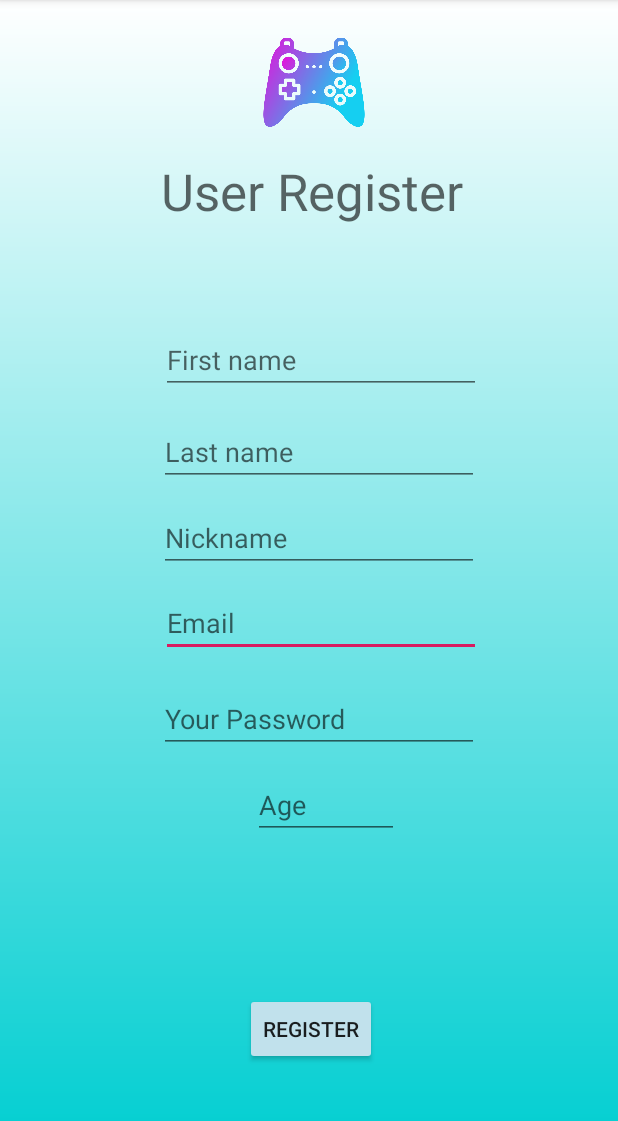
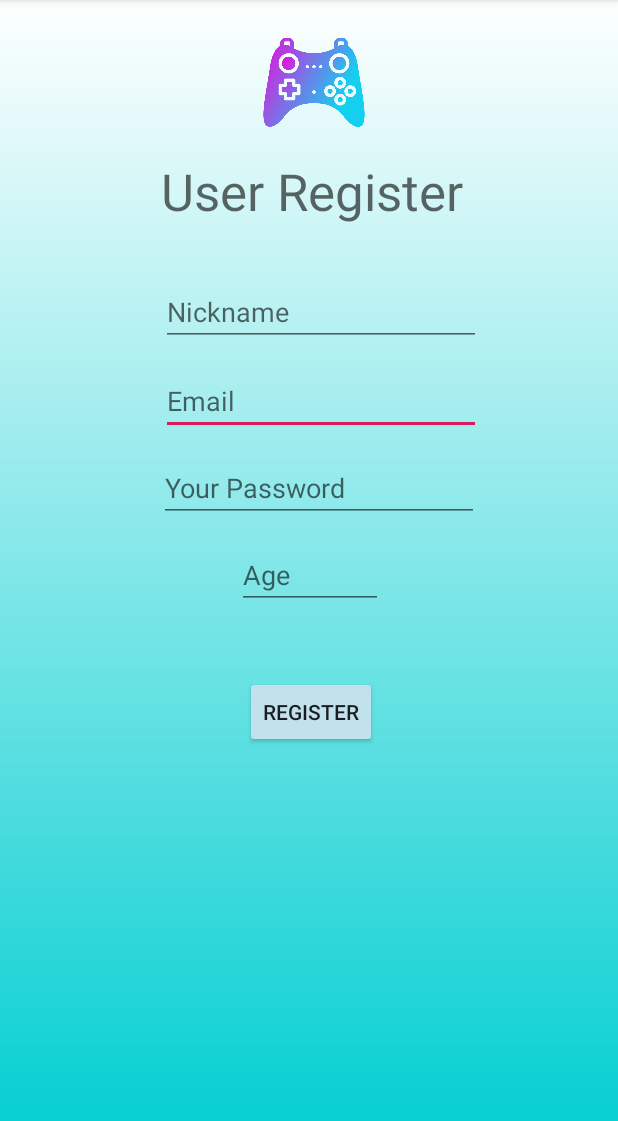
Before and after one commit to Lazboy87/app-gameme, an Android app: the registerUser screen opened directly, with no data from a screen before it, on a phone screen of 412 x 824 dp, the part 84-1205 px from its top. Run offline under Robolectric (Android 15) with nearby library versions, the phone set to English and light mode, and no system bars; our stand-ins replace Firebase (no records; nobody signed in at launch, a user with empty details on screens opened directly).

Commit message:
fixed fields in user register

```diff
--- a/app/src/main/java/no/lapp/gameme/activitys/registerUser.kt
+++ b/app/src/main/java/no/lapp/gameme/activitys/registerUser.kt
@@ -21,8 +21,6 @@ class registerUser : AppCompatActivity() {
 
 
 
-    lateinit var Fname:EditText
-    lateinit var Lname:EditText
     lateinit var Nname:EditText
     lateinit var email:EditText
     lateinit var age:EditText
@@ -33,8 +31,7 @@ class registerUser : AppCompatActivity() {
         super.onCreate(savedInstanceState)
         setContentView(R.layout.activity_register_user)
 
-        Fname = findViewById(R.id.firstname)
-        Lname = findViewById(R.id.lastname)
+
         Nname = findViewById(R.id.nickname)
         email = findViewById(R.id.Email)
         age = findViewById(R.id.age)
@@ -55,8 +52,7 @@ class registerUser : AppCompatActivity() {
     private fun saveUser() {
 
         auth = FirebaseAuth.getInstance()
-        val firstname= Fname.text.toString().toUpperCase().trim()
-        val lastname= Lname.text.toString().toUpperCase().trim()
+
         val nickname= Nname.text.toString().toUpperCase().trim()
         val Email= email.text.toString().trim()
         val Pass= password.text.toString().trim()
--- a/app/src/main/res/layout/activity_register_user.xml
+++ b/app/src/main/res/layout/activity_register_user.xml
@@ -47,7 +47,8 @@
         app:layout_constraintLeft_toLeftOf="parent"
         app:layout_constraintRight_toRightOf="parent"
         app:layout_constraintTop_toTopOf="parent"
-        app:layout_constraintVertical_bias="0.543" />
+        app:layout_constraintVertical_bias="0.339" />
+
 
     <EditText
         android:id="@+id/PasswordReg"
@@ -62,23 +63,7 @@
         app:layout_constraintLeft_toLeftOf="parent"
         app:layout_constraintRight_toRightOf="parent"
         app:layout_constraintTop_toTopOf="parent"
-        app:layout_constraintVertical_bias="0.632" />
-
-
-    <EditText
-        android:id="@+id/lastname"
-        android:layout_width="wrap_content"
-        android:layout_height="wrap_content"
-        android:ems="10"
-        android:hint="@string/registerLastname"
-        android:inputType="textPersonName"
-        android:textAppearance="@style/TextAppearance.AppCompat.Medium"
-        app:layout_constraintBottom_toBottomOf="parent"
-        app:layout_constraintHorizontal_bias="0.535"
-        app:layout_constraintLeft_toLeftOf="parent"
-        app:layout_constraintRight_toRightOf="parent"
-        app:layout_constraintTop_toTopOf="parent"
-        app:layout_constraintVertical_bias="0.386" />
+        app:layout_constraintVertical_bias="0.419" />
 
     <EditText
         android:id="@+id/nickname"
@@ -89,27 +74,11 @@
         android:inputType="textPersonName"
         android:textAppearance="@style/TextAppearance.AppCompat.Medium"
         app:layout_constraintBottom_toBottomOf="parent"
-        app:layout_constraintHorizontal_bias="0.535"
-        app:layout_constraintLeft_toLeftOf="parent"
-        app:layout_constraintRight_toRightOf="parent"
-        app:layout_constraintTop_toTopOf="parent"
-        app:layout_constraintVertical_bias="0.465" />
-
-    <EditText
-        android:id="@+id/firstname"
-        android:layout_width="wrap_content"
-        android:layout_height="wrap_content"
-        android:ems="10"
-        android:hint="@string/registerFirstname"
-        android:inputType="textPersonName"
-        android:textAppearance="@style/TextAppearance.AppCompat.Medium"
-        app:layout_constraintBottom_toBottomOf="parent"
         app:layout_constraintHorizontal_bias="0.54"
         app:layout_constraintLeft_toLeftOf="parent"
         app:layout_constraintRight_toRightOf="parent"
         app:layout_constraintTop_toTopOf="parent"
-        app:layout_constraintVertical_bias="0.301" />
-
+        app:layout_constraintVertical_bias="0.256" />
 
     <EditText
         android:id="@+id/age"
@@ -120,11 +89,10 @@
         android:inputType="number"
         android:textAppearance="@style/TextAppearance.AppCompat.Medium"
         app:layout_constraintBottom_toBottomOf="parent"
-        app:layout_constraintHorizontal_bias="0.535"
+        app:layout_constraintHorizontal_bias="0.503"
         app:layout_constraintLeft_toLeftOf="parent"
         app:layout_constraintRight_toRightOf="parent"
-        app:layout_constraintTop_toTopOf="parent"
-        app:layout_constraintVertical_bias="0.712" />
+        app:layout_constraintTop_toTopOf="parent" />
 
     <Button
         android:id="@+id/regbutton"
@@ -137,6 +105,6 @@
         app:layout_constraintLeft_toLeftOf="parent"
         app:layout_constraintRight_toRightOf="parent"
         app:layout_constraintTop_toTopOf="parent"
-        app:layout_constraintVertical_bias="0.919" />
+        app:layout_constraintVertical_bias="0.626" />
 
 </androidx.constraintlayout.widget.ConstraintLayout>
```
Also changed, not shown: app/src/main/java/no/lapp/gameme/activitys/Userpage.kt (+3 -9 lines), app/src/main/res/layout/userpage.xml (+8 -47 lines).
